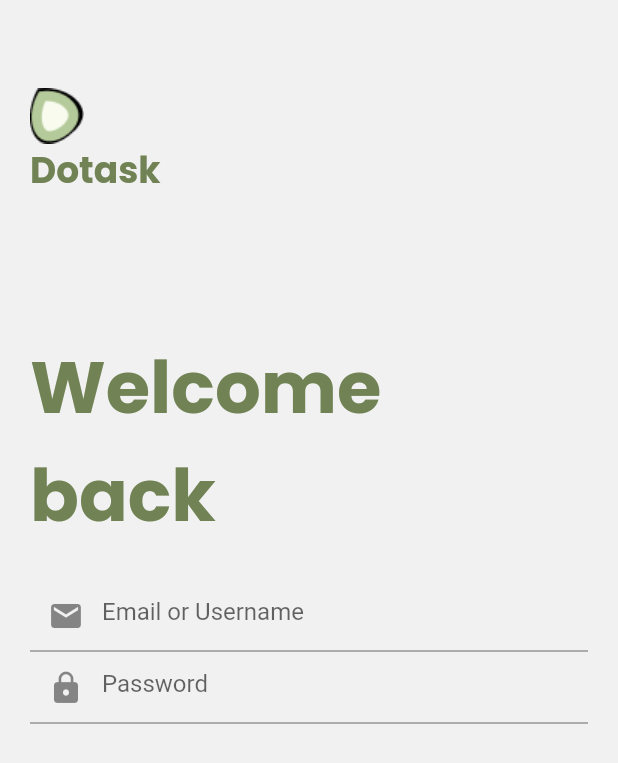
After one commit to madmuzz05/dotask_, a Flutter app: the screen it shows after launch, on a phone screen of 412 x 824 dp. The commit adds this screen. Shown: the top 763 px of the screen. Run offline on Flutter 3.47's test engine with Material 2 defaults, Android fonts, the phone set to English and light mode, and no system bars.

Commit message:
no button login

```diff
--- a/lib/main.dart
+++ b/lib/main.dart
@@ -1,4 +1,5 @@
 import 'package:dotask/screens/dashboard/dashboard.dart';
+import 'package:dotask/screens/login/login.dart';
 import 'package:flutter/material.dart';
 
 void main() {
@@ -12,7 +13,7 @@ class MyApp extends StatelessWidget {
     return MaterialApp(
       debugShowCheckedModeBanner: false,
       title: 'Dotask',
-      home: DashBoard(),
+      home: Login(),
     );
   }
 }
--- a/lib/screens/dashboard/components/header_dashboard.dart
+++ b/lib/screens/dashboard/components/header_dashboard.dart
@@ -30,7 +30,7 @@ class HeaderDashboard extends StatelessWidget {
                     crossAxisAlignment: CrossAxisAlignment.start,
                     children: [
                       Text(
-                        'welcome',
+                        'Welcome',
                         style: TextStyle(
                             fontFamily: "Poppins",
                             fontSize: 14,
--- /dev/null
+++ b/lib/screens/login/login.dart
@@ -0,0 +1,119 @@
+import 'package:dotask/screens/contains.dart';
+import 'package:flutter/material.dart';
+
+class Login extends StatelessWidget {
+  @override
+  Widget build(BuildContext context) {
+    Size size = MediaQuery.of(context).size;
+    return Scaffold(
+      backgroundColor: kPrimaryColor,
+      body: Container(
+        child: Column(
+          children: <Widget>[
+            HeaderLogin(size: size),
+            TextTitle(
+              text1: "Welcome",
+              text2: "back",
+            ),
+            Container(
+                padding: EdgeInsets.all(20),
+                child: Column(
+                  children: [
+                    TextField(
+                      decoration: InputDecoration(
+                          prefixIcon: Icon(Icons.mail),
+                          hintText: "Email or Username"),
+                    ),
+                    TextField(
+                      decoration: InputDecoration(
+                          prefixIcon: Icon(Icons.lock), hintText: "Password"),
+                    ),
+                  ],
+                )),
+          ],
+        ),
+      ),
+    );
+  }
+}
+
+class TextTitle extends StatelessWidget {
+  const TextTitle({Key key, this.text1, this.text2}) : super(key: key);
+
+  final String text1;
+  final String text2;
+
+  @override
+  Widget build(BuildContext context) {
+    return Container(
+      alignment: Alignment.centerLeft,
+      padding: EdgeInsets.only(left: 20, top: 0.1),
+      child: Column(
+        crossAxisAlignment: CrossAxisAlignment.start,
+        mainAxisSize: MainAxisSize.min,
+        children: <Widget>[
+          Text(
+            text1,
+            style: TextStyle(
+                fontFamily: "Poppins",
+                fontSize: 48,
+                fontWeight: FontWeight.bold,
+                color: kBgColor),
+          ),
+          Text(
+            text2,
+            style: TextStyle(
+                fontFamily: "Poppins",
+                fontSize: 48,
+                fontWeight: FontWeight.bold,
+                color: kBgColor),
+          ),
+        ],
+      ),
+    );
+  }
+}
+
+class HeaderLogin extends StatelessWidget {
+  const HeaderLogin({
+    Key key,
+    @required this.size,
+  }) : super(key: key);
+
+  final Size size;
+
+  @override
+  Widget build(BuildContext context) {
+    return Container(
+      padding: EdgeInsets.only(left: kDefaultPadding, right: kDefaultPadding),
+      height: size.height * 0.27,
+      child: Stack(
+        children: [
+          Container(
+            height: size.height * 0.160,
+            decoration: BoxDecoration(color: kPrimaryColor),
+            child: Row(
+              children: [
+                Column(
+                  mainAxisAlignment: MainAxisAlignment.end,
+                  crossAxisAlignment: CrossAxisAlignment.start,
+                  children: <Widget>[
+                    Image.asset("assets/icons/logofix1.png"),
+                    Text(
+                      'Dotask',
+                      style: TextStyle(
+                          fontFamily: "Poppins",
+                          fontSize: 24,
+                          fontWeight: FontWeight.bold,
+                          color: kBgColor),
+                    ),
+                  ],
+                )
+              ],
+            ),
+          )
+        ],
+      ),
+    );
+  }
+}
```
Also changed, not shown: assets/icons/logofix1.png (added).
